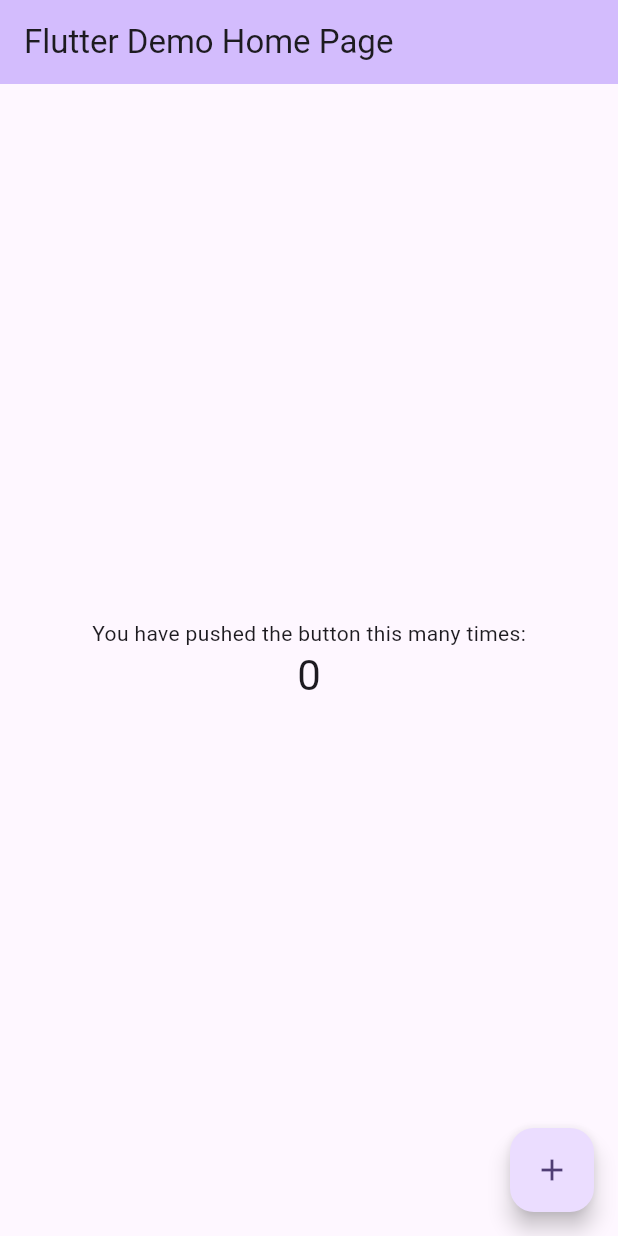
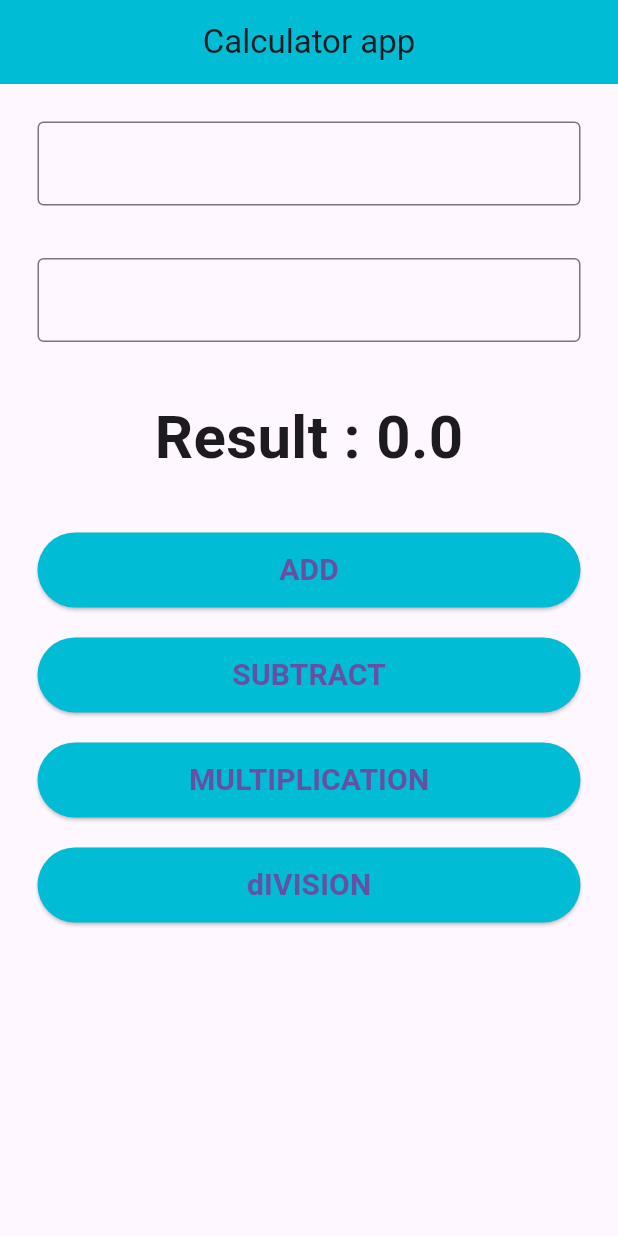
Before and after one commit to mohankumaronly/calculator-application-flutter, a Flutter app: the screen it shows after launch, on a phone screen of 412 x 824 dp. Run offline on Flutter 3.47's test engine with Material 3 defaults, Android fonts, the phone set to English and light mode, and no system bars.

Commit message:
Ui design is completed

```diff
--- /dev/null
+++ b/lib/home_page.dart
@@ -0,0 +1,98 @@
+import 'package:flutter/material.dart';
+
+class HomePage extends StatelessWidget {
+  const HomePage({super.key});
+
+  @override
+  Widget build(BuildContext context) {
+    double result = 0;
+    return Scaffold(
+      appBar: AppBar(
+        backgroundColor: Colors.cyan,
+        title: Text('Calculator app'),
+        centerTitle: true,
+      ),
+
+      body: Padding(
+        padding: const EdgeInsets.all(25.0),
+        child: SingleChildScrollView(
+          child: Column(
+            mainAxisAlignment: MainAxisAlignment.center,
+            children: [
+              TextField(
+                decoration: InputDecoration(border: OutlineInputBorder()),
+                keyboardType: TextInputType.number,
+              ),
+              SizedBox(height: 35),
+              TextField(
+                decoration: InputDecoration(border: OutlineInputBorder()),
+                keyboardType: TextInputType.number,
+              ),
+              SizedBox(height: 35),
+              Container(child: Text('Result : $result' ,
+              style: TextStyle(
+                fontWeight: FontWeight.bold,
+                fontSize: 40,
+              ),
+              )),
+              SizedBox(height: 35),
+              SizedBox(
+                height: 50,
+                width: double.infinity,
+                child: ElevatedButton(
+                  onPressed: (
+
+                  ) {},
+                  style: ElevatedButton.styleFrom(backgroundColor: Colors.cyan),
+                  child: Text(
+                    'ADD',
+                    style: TextStyle(fontWeight: FontWeight.bold, fontSize: 20),
+                  ),
+                ),
+              ),
+              SizedBox(height: 20),
+              Container(
+                height: 50,
+                width: double.infinity,
+                child: ElevatedButton(
+                  onPressed: () {},
+                  style: ElevatedButton.styleFrom(backgroundColor: Colors.cyan),
+                  child: Text(
+                    'SUBTRACT',
+                    style: TextStyle(fontWeight: FontWeight.bold, fontSize: 20),
+                  ),
+                ),
+              ),
+              SizedBox(height: 20),
+              Container(
+                height: 50,
+                width: double.infinity,
+                child: ElevatedButton(
+                  onPressed: () {},
+                  style: ElevatedButton.styleFrom(backgroundColor: Colors.cyan),
+                  child: Text(
+                    'MULTIPLICATION',
+                    style: TextStyle(fontWeight: FontWeight.bold, fontSize: 20),
+                  ),
+                ),
+              ),
+              SizedBox(height: 20),
+              Container(
+                height: 50,
+                width: double.infinity,
+                child: ElevatedButton(
+                  onPressed: () {},
+                  style: ElevatedButton.styleFrom(backgroundColor: Colors.cyan),
+                  child: Text(
+                    'dIVISION',
+                    style: TextStyle(fontWeight: FontWeight.bold, fontSize: 20),
+                  ),
+                ),
+              ),
+            ],
+          ),
+        ),
+      ),
+    );
+  }
+}
--- a/lib/main.dart
+++ b/lib/main.dart
@@ -1,3 +1,4 @@
+import 'package:calculator_app/home_page.dart';
 import 'package:flutter/material.dart';
 
 void main() {
@@ -6,117 +7,15 @@ void main() {
 
 class MyApp extends StatelessWidget {
   const MyApp({super.key});
-
-  // This widget is the root of your application.
   @override
   Widget build(BuildContext context) {
     return MaterialApp(
+      debugShowCheckedModeBanner: false,
       title: 'Flutter Demo',
       theme: ThemeData(
-        // This is the theme of your application.
-        //
-        // TRY THIS: Try running your application with "flutter run". You'll see
-        // the application has a purple toolbar. Then, without quitting the app,
-        // try changing the seedColor in the colorScheme below to Colors.green
-        // and then invoke "hot reload" (save your changes or press the "hot
-        // reload" button in a Flutter-supported IDE, or press "r" if you used
-        // the command line to start the app).
-        //
-        // Notice that the counter didn't reset back to zero; the application
-        // state is not lost during the reload. To reset the state, use hot
-        // restart instead.
-        //
-        // This works for code too, not just values: Most code changes can be
-        // tested with just a hot reload.
-        colorScheme: ColorScheme.fromSeed(seedColor: Colors.deepPurple),
+        primarySwatch: Colors.cyan,
       ),
-      home: const MyHomePage(title: 'Flutter Demo Home Page'),
+      home: HomePage(),
     );
   }
 }
-
-class MyHomePage extends StatefulWidget {
-  const MyHomePage({super.key, required this.title});
-
-  // This widget is the home page of your application. It is stateful, meaning
-  // that it has a State object (defined below) that contains fields that affect
-  // how it looks.
-
-  // This class is the configuration for the state. It holds the values (in this
-  // case the title) provided by the parent (in this case the App widget) and
-  // used by the build method of the State. Fields in a Widget subclass are
-  // always marked "final".
-
-  final String title;
-
-  @override
-  State<MyHomePage> createState() => _MyHomePageState();
-}
-
-class _MyHomePageState extends State<MyHomePage> {
-  int _counter = 0;
-
-  void _incrementCounter() {
-    setState(() {
-      // This call to setState tells the Flutter framework that something has
-      // changed in this State, which causes it to rerun the build method below
-      // so that the display can reflect the updated values. If we changed
-      // _counter without calling setState(), then the build method would not be
-      // called again, and so nothing would appear to happen.
-      _counter++;
-    });
-  }
-
-  @override
-  Widget build(BuildContext context) {
-    // This method is rerun every time setState is called, for instance as done
-    // by the _incrementCounter method above.
-    //
-    // The Flutter framework has been optimized to make rerunning build methods
-    // fast, so that you can just rebuild anything that needs updating rather
-    // than having to individually change instances of widgets.
-    return Scaffold(
-      appBar: AppBar(
-        // TRY THIS: Try changing the color here to a specific color (to
-        // Colors.amber, perhaps?) and trigger a hot reload to see the AppBar
-        // change color while the other colors stay the same.
-        backgroundColor: Theme.of(context).colorScheme.inversePrimary,
-        // Here we take the value from the MyHomePage object that was created by
-        // the App.build method, and use it to set our appbar title.
-        title: Text(widget.title),
-      ),
-      body: Center(
-        // Center is a layout widget. It takes a single child and positions it
-        // in the middle of the parent.
-        child: Column(
-          // Column is also a layout widget. It takes a list of children and
-          // arranges them vertically. By default, it sizes itself to fit its
-          // children horizontally, and tries to be as tall as its parent.
-          //
-          // Column has various properties to control how it sizes itself and
-          // how it positions its children. Here we use mainAxisAlignment to
-          // center the children vertically; the main axis here is the vertical
-          // axis because Columns are vertical (the cross axis would be
-          // horizontal).
-          //
-          // TRY THIS: Invoke "debug painting" (choose the "Toggle Debug Paint"
-          // action in the IDE, or press "p" in the console), to see the
-          // wireframe for each widget.
-          mainAxisAlignment: MainAxisAlignment.center,
-          children: <Widget>[
-            const Text('You have pushed the button this many times:'),
-            Text(
-              '$_counter',
-              style: Theme.of(context).textTheme.headlineMedium,
-            ),
-          ],
-        ),
-      ),
-      floatingActionButton: FloatingActionButton(
-        onPressed: _incrementCounter,
-        tooltip: 'Increment',
-        child: const Icon(Icons.add),
-      ), // This trailing comma makes auto-formatting nicer for build methods.
-    );
-  }
-}
```
